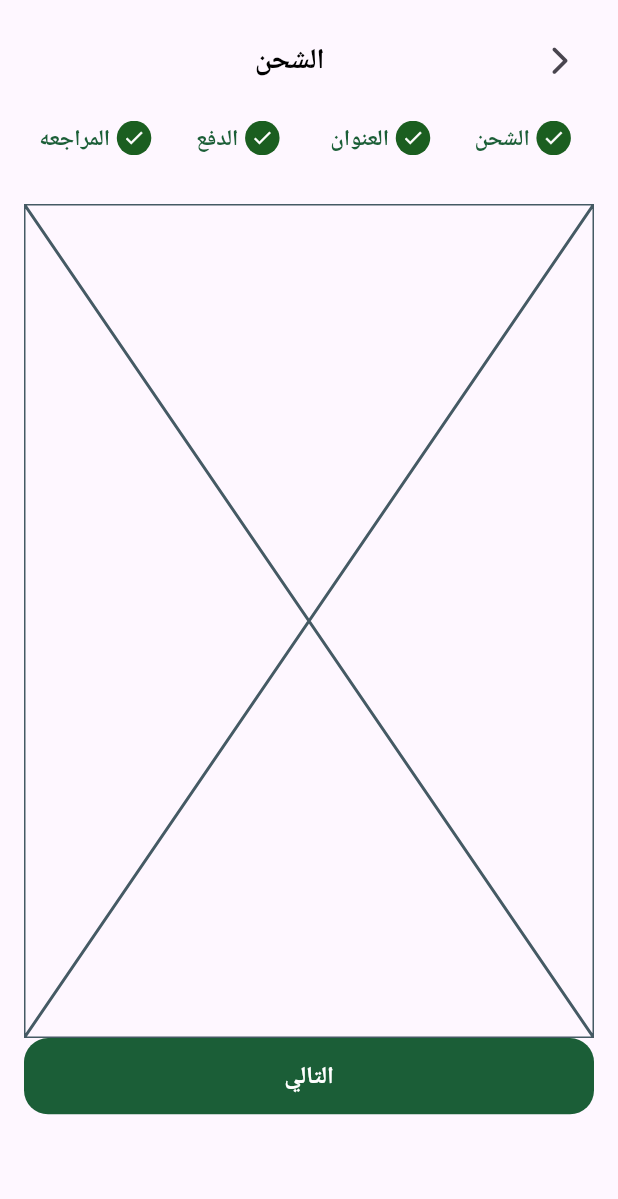
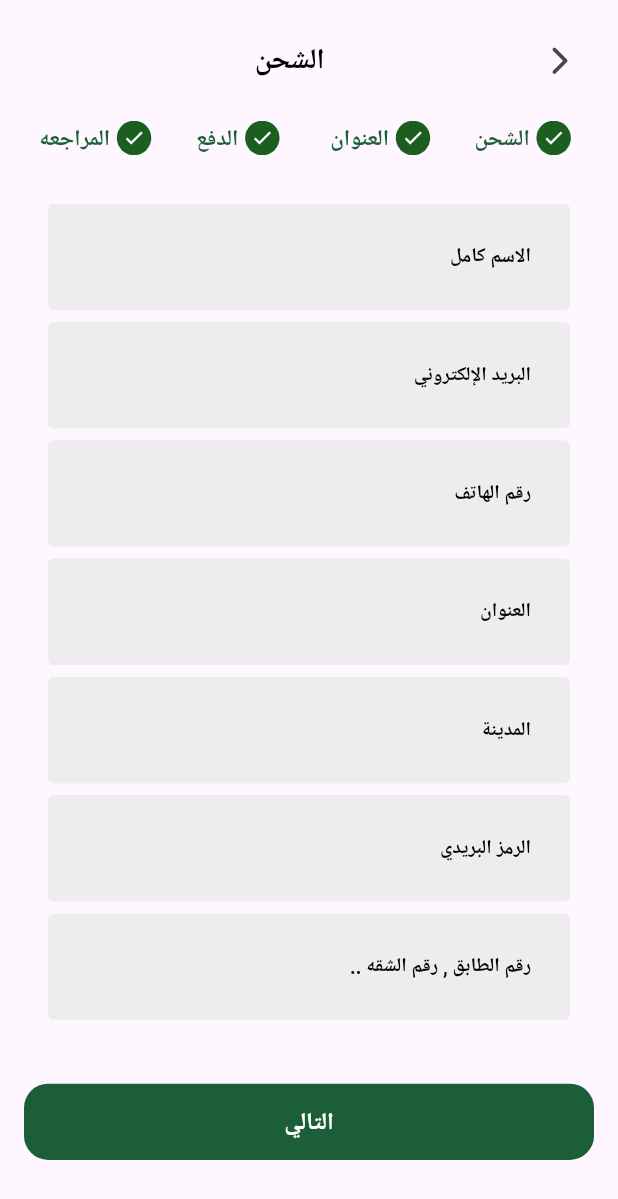
Before and after one commit to He9sham/Fruit-HUB, a Flutter app: the CheckoutView screen opened by its route, swiped to page 2, on a phone screen of 412 x 824 dp. Shown: the top 1199 px of the screen. Run offline on Flutter 3.47's test engine with Material 3 defaults, Android fonts, the phone set to English and light mode, and no system bars; our stand-ins replace awesome_dialog, bloc, cloud_firestore, dartz, equatable, firebase_auth and 13 more; missing offline and left inert: cuberto_bottom_bar; accounts and stored records are empty; Roboto replaces fonts that are missing (Cairo).

Commit message:
feat: add address section to CheckoutView with form fields for user input

```diff
--- a/lib/core/widgets/app_text_form_field.dart
+++ b/lib/core/widgets/app_text_form_field.dart
@@ -73,6 +73,7 @@ class AppTextFormField extends StatelessWidget {
           ),
           borderRadius: BorderRadius.circular(16.0),
         ),
+        hintTextDirection: TextDirection.rtl,
         hintStyle: hintStyle ?? Styles.textonbording13,
         hintText: hintText,
         suffixIcon: suffixIcon,
--- a/lib/feature/checkout/view/checkout_view.dart
+++ b/lib/feature/checkout/view/checkout_view.dart
@@ -53,9 +53,14 @@ class _CheckoutViewState extends State<CheckoutView> {
               AppTextButton(
                 buttonText: 'التالي',
                 textStyle: Styles.textbuttom16White,
-                onPressed: () {},
+                onPressed: () {
+                  pageController.nextPage(
+                    duration: Duration(milliseconds: 300),
+                    curve: Curves.easeIn,
+                  );
+                },
               ),
-              verticalSpace(80),
+              verticalSpace(50),
             ],
           ),
         ),
--- a/lib/feature/checkout/view/widgets/address_section.dart
+++ b/lib/feature/checkout/view/widgets/address_section.dart
@@ -1,3 +1,7 @@
+import 'package:commerce_hub/core/helper/app_regex.dart';
+import 'package:commerce_hub/core/helper/spacing.dart';
+import 'package:commerce_hub/core/theming/color.dart';
+import 'package:commerce_hub/core/widgets/app_text_form_field.dart';
 import 'package:flutter/material.dart';
 
 class AddressSection extends StatelessWidget {
@@ -5,6 +9,73 @@ class AddressSection extends StatelessWidget {
 
   @override
   Widget build(BuildContext context) {
-    return const Placeholder();
+    return Padding(
+      padding: const EdgeInsets.symmetric(horizontal: 16),
+      child: SingleChildScrollView(
+        child: Column(
+          children: [
+            AppTextFormField(
+              hintText: 'الاسم كامل',
+              validator: (value) {
+                return null;
+              },
+              backgroundColor: ColorsManager.lighterGray,
+            ),
+            verticalSpace(8),
+            AppTextFormField(
+              hintText: 'البريد الإلكتروني',
+              validator: (data) {
+                data = data!.trim();
+                if (data.isEmpty || !AppRegex.isEmailValid(data)) {
+                  return 'الرجاء ادخال البريد الإلكتروني';
+                }
+              },
+              backgroundColor: ColorsManager.lighterGray,
+            ),
+            verticalSpace(8),
+            AppTextFormField(
+              keyboardType: TextInputType.number,
+              hintText: 'رقم الهاتف',
+              validator: (value) {
+                return null;
+              },
+              backgroundColor: ColorsManager.lighterGray,
+            ),
+            verticalSpace(8),
+            AppTextFormField(
+              hintText: 'العنوان',
+              validator: (value) {
+                return null;
+              },
+              backgroundColor: ColorsManager.lighterGray,
+            ),
+            verticalSpace(8),
+            AppTextFormField(
+              hintText: 'المدينة',
+              validator: (value) {
+                return null;
+              },
+              backgroundColor: ColorsManager.lighterGray,
+            ),
+            verticalSpace(8),
+            AppTextFormField(
+              hintText: 'الرمز البريدي',
+              validator: (value) {
+                return null;
+              },
+              backgroundColor: ColorsManager.lighterGray,
+            ),
+            verticalSpace(8),
+            AppTextFormField(
+              hintText: 'رقم الطابق , رقم الشقه ..',
+              validator: (value) {
+                return null;
+              },
+              backgroundColor: ColorsManager.lighterGray,
+            ),
+          ],
+        ),
+      ),
+    );
   }
 }
```
